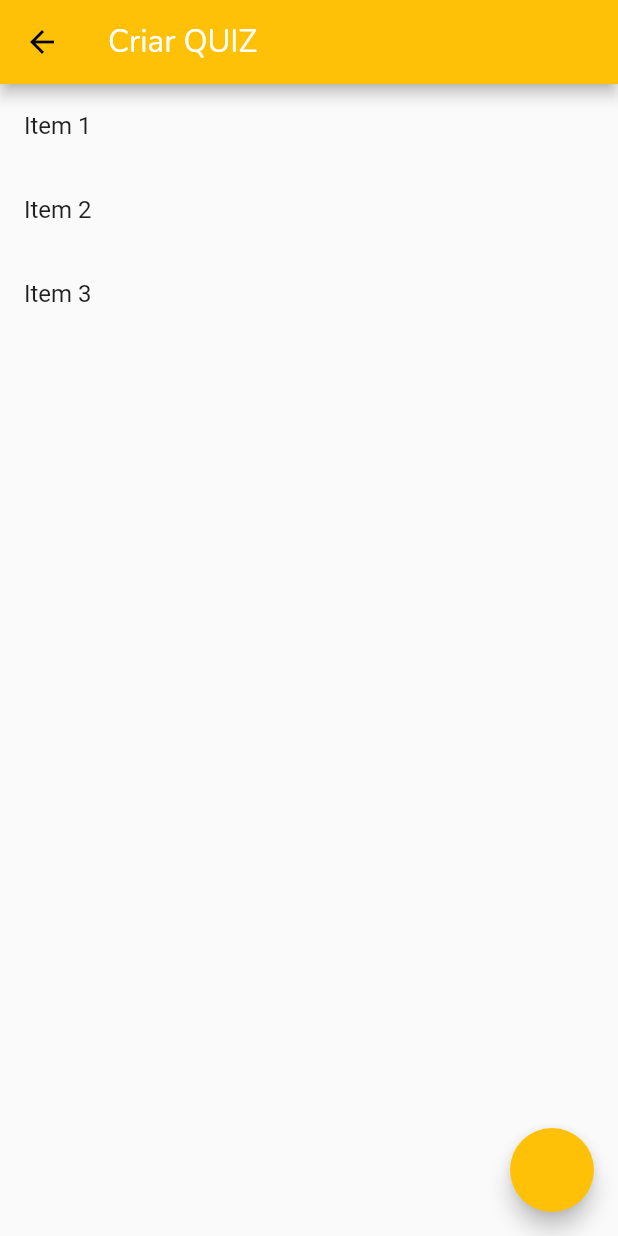
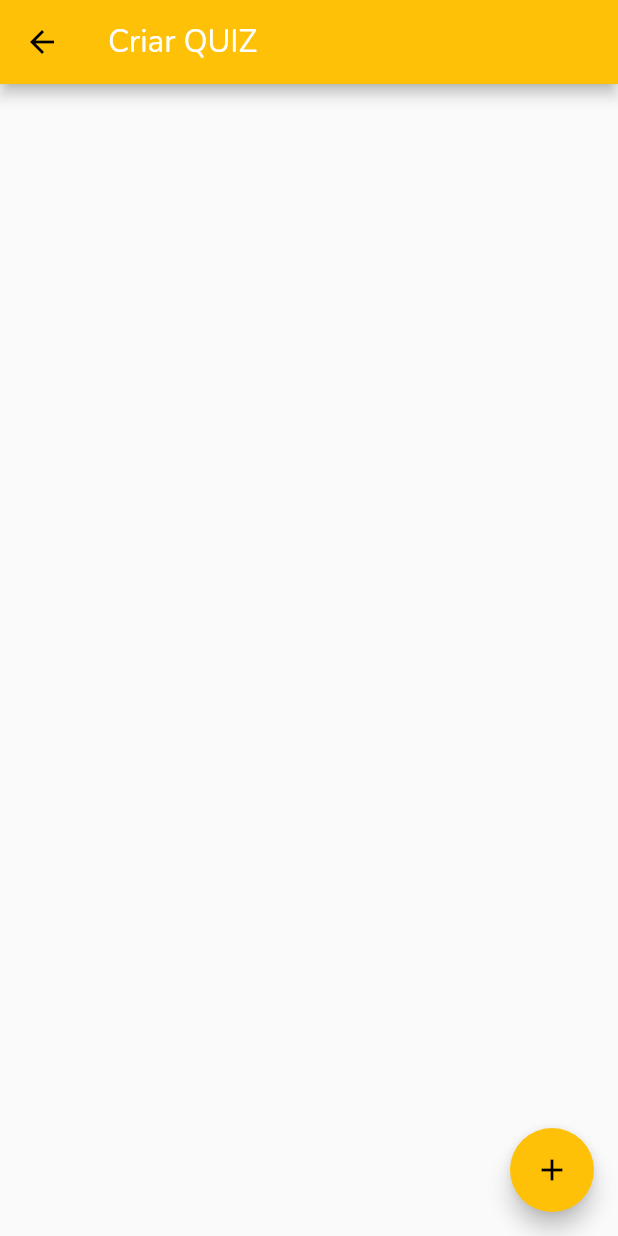
Before and after one commit to JoaoLuisBeato/PlataformaDeTreinamentos_Frontend, a Flutter app: the QuizCall screen opened directly, on a phone screen of 412 x 824 dp. Run offline on Flutter 3.47's test engine with Material 2 defaults, Android fonts, the phone set to English and light mode, and no system bars.

```diff
--- a/lib/quiz.dart
+++ b/lib/quiz.dart
@@ -6,19 +6,44 @@ class QuizCall extends StatefulWidget {
 }
 
 class Quiz extends State<QuizCall> {
-  List<String> items = ['Item 1', 'Item 2', 'Item 3'];
+  List<Questions> items = [];
 
   void addItem() {
     setState(() {
-      int itemCount = items.length + 1;
-      items.add('Item $itemCount');
+      int questionCount = items.length + 1;
+      items.add(
+          Questions(questao: 'Questão $questionCount', pergunta: pergunta));
     });
   }
 
+  List<bool> checkboxesParaQuestoes = List.generate(5, (_) => false);
+
   TextStyle style = const TextStyle(fontFamily: 'Nunito', fontSize: 20.9);
+  String pergunta = '';
+
+  int questionCounter = 0;
 
   @override
   Widget build(BuildContext context) {
+
+    final questionField = SizedBox(
+      width: 600,
+      child: TextField(
+        onChanged: (text) {
+          pergunta = text;
+        },
+        keyboardType: TextInputType.multiline,
+        maxLines: null,
+        obscureText: false,
+        style: style,
+        decoration: InputDecoration(
+          contentPadding: const EdgeInsets.fromLTRB(20, 15, 20, 15),
+          hintText: "Pergunta da questão",
+          border: OutlineInputBorder(borderRadius: BorderRadius.circular(20)),
+        ),
+      ),
+    );
+
     return Scaffold(
       appBar: AppBar(
         title: const Text('Criar QUIZ'),
@@ -27,14 +52,37 @@ class Quiz extends State<QuizCall> {
       body: ListView.builder(
         itemCount: items.length,
         itemBuilder: (context, index) {
-          return ListTile(
-            title: Text(items[index]),
+          return Column(
+            children: [
+              ListTile(
+                title: Text(items[index].questao, style: style),
+              ),
+              questionField,
+              const Padding(
+                padding: EdgeInsets.symmetric(vertical: 20.0),
+                child: Divider(
+                  color: Colors.amber,
+                  height: 2.0,
+                ),
+              ),
+            ],
           );
         },
       ),
       floatingActionButton: FloatingActionButton(
-        onPressed: addItem,
+        onPressed: (){
+          addItem();
+          questionCounter++;
+        },
+        child: const Icon(Icons.add),
       ),
     );
   }
 }
+
+class Questions {
+  String questao;
+  String pergunta;
+
+  Questions({required this.questao, required this.pergunta});
+}
```
